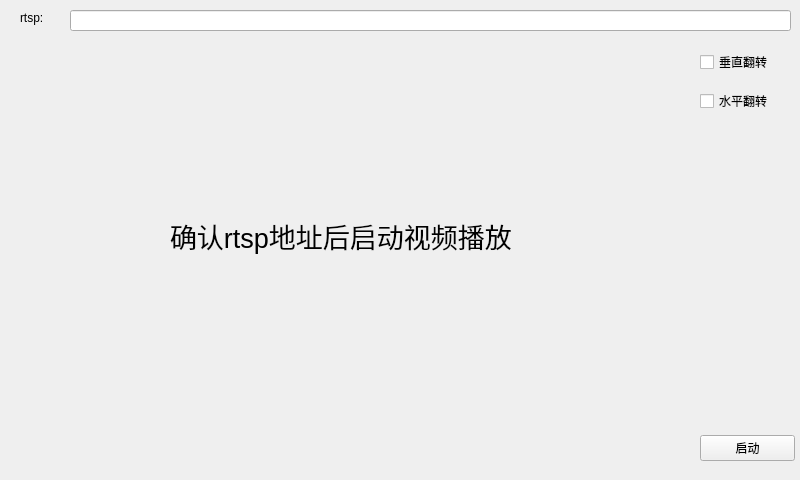
The window that qt_proj/mainwindow.ui (Justme0/tywebrtc-native-client) describes before a commit, drawn with Qt 5.
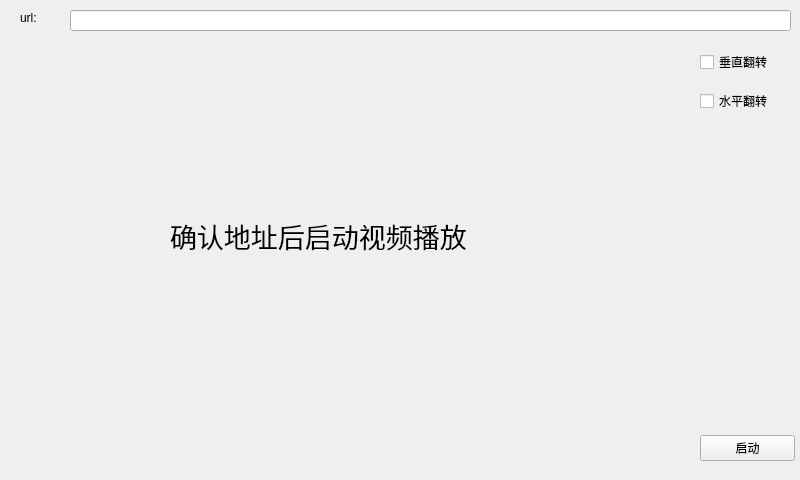
The same window after the commit.

Commit message: Pull RTMP stream

```diff
--- a/qt_proj/mainwindow.ui
+++ b/qt_proj/mainwindow.ui
@@ -52,7 +52,7 @@
      </rect>
     </property>
     <property name="text">
-     <string>rtsp:</string>
+     <string>url:</string>
     </property>
    </widget>
    <widget class="QLabel" name="labelCenter">
@@ -70,7 +70,7 @@
      </font>
     </property>
     <property name="text">
-     <string>确认rtsp地址后启动视频播放</string>
+     <string>确认地址后启动视频播放</string>
     </property>
    </widget>
    <widget class="QWidget" name="layoutWidget">
```
The commit also changes 2 other files.
